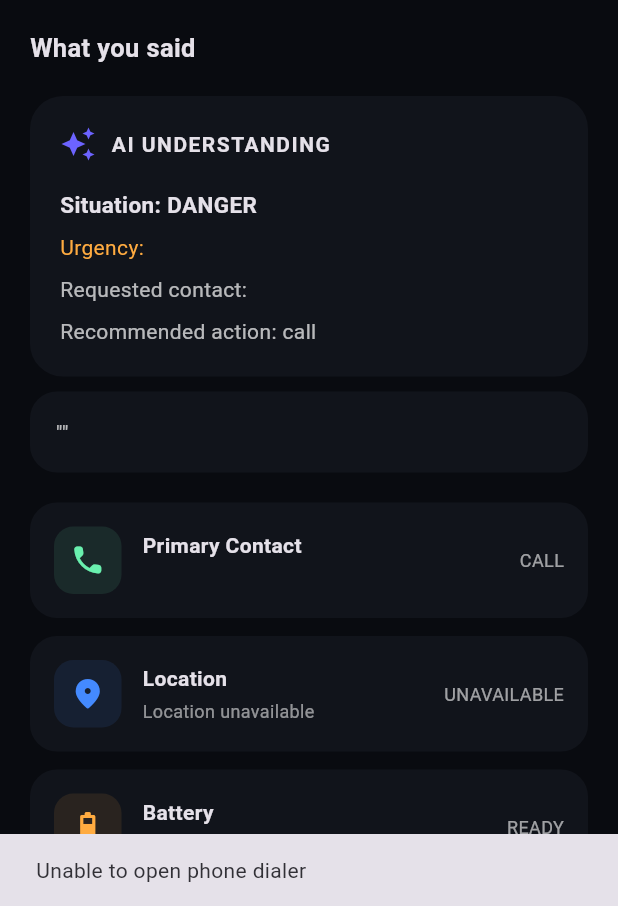
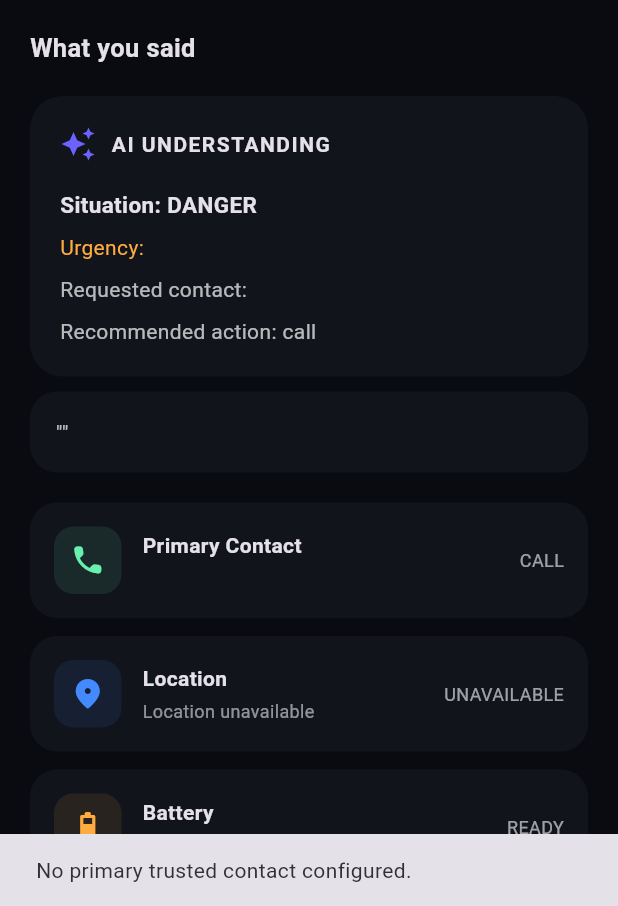
Before and after one commit to Rohanmon80/AI-Guardian, a Flutter app: the EmergencyScreen screen opened directly with empty values, after a tap on "Primary Contact", on a phone screen of 412 x 824 dp, the part 330-1236 px from its top. Run offline on Flutter 3.47's test engine with Material 3 defaults, Android fonts, the phone set to English and light mode, and no system bars; our stand-ins replace battery_plus, connectivity_plus, geolocator, shared_preferences, speech_to_text; accounts and stored records are empty.

Commit message:
Connect emergency call to trusted contacts

```diff
--- a/lib/main.dart
+++ b/lib/main.dart
@@ -4,7 +4,7 @@ import 'package:speech_to_text/speech_to_text.dart' as stt;
 import 'device_info_service.dart';
 import 'situation_engine.dart';
 import 'trusted_contacts.dart';
-
+import 'package:shared_preferences/shared_preferences.dart';
 void main() {
   runApp(const AIGuardianApp());
 }
@@ -481,13 +481,44 @@ class _EmergencyScreenState extends State<EmergencyScreen> {
       ),
     );
   }
-  Future<void> _callMom() async {
-    const phoneNumber = 'tel:+919398524588';
+  Future<void> _callPrimaryContact() async {
+    final prefs = await SharedPreferences.getInstance();
 
-    final uri = Uri.parse(phoneNumber);
+    final names = prefs.getStringList('contact_names') ?? [];
+    final phones = prefs.getStringList('contact_phones') ?? [];
+    final primaryIndex = prefs.getInt('primary_contact') ?? 0;
+
+    if (phones.isEmpty || primaryIndex >= phones.length) {
+      if (!mounted) return;
+
+      ScaffoldMessenger.of(context).showSnackBar(
+        const SnackBar(
+          content: Text(
+            'No primary trusted contact configured.',
+          ),
+        ),
+      );
+
+      return;
+    }
+
+    final phone = phones[primaryIndex];
+    final name = names.length > primaryIndex
+        ? names[primaryIndex]
+        : 'Trusted contact';
+
+    final uri = Uri.parse('tel:$phone');
 
     if (await canLaunchUrl(uri)) {
       await launchUrl(uri);
+
+      if (!mounted) return;
+
+      ScaffoldMessenger.of(context).showSnackBar(
+        SnackBar(
+          content: Text('Calling $name...'),
+        ),
+      );
     } else {
       if (!mounted) return;
 
@@ -651,7 +682,7 @@ class _EmergencyScreenState extends State<EmergencyScreen> {
             const SizedBox(height: 20),
 
             GestureDetector(
-              onTap: _callMom,
+              onTap: _callPrimaryContact,
               child: ActionCard(
                 icon: Icons.phone_rounded,
                 title: 'Primary Contact',
```
